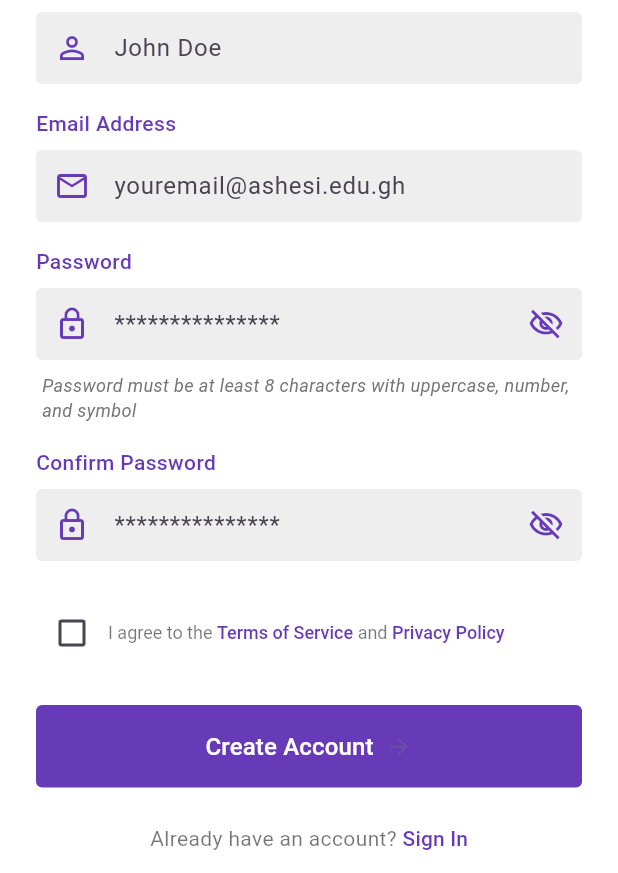
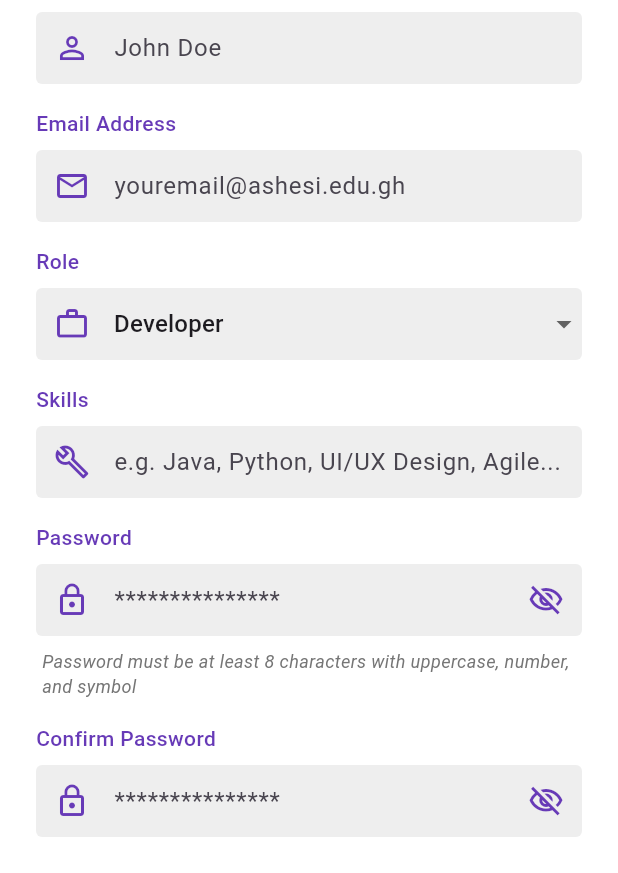
Before and after one commit to DaveSaah/collabhub, a Flutter app: the SignupScreen screen opened directly, on a phone screen of 412 x 824 dp, the part 363-1236 px from its top. Run offline on Flutter 3.47's test engine with Material 3 defaults, Android fonts, the phone set to English and light mode, and no system bars; our stand-ins replace cloud_firestore, firebase_auth, firebase_core; accounts and stored records are empty.

Commit message:
feat: update registration to add role and skills

```diff
--- a/lib/features/auth/signup_screen.dart
+++ b/lib/features/auth/signup_screen.dart
@@ -22,7 +22,20 @@ class _SignupScreenState extends State<SignupScreen> {
   final TextEditingController _passwordController = TextEditingController();
   final TextEditingController _confirmPasswordController =
       TextEditingController();
+  final TextEditingController _skillsController = TextEditingController();
   bool _acceptedTerms = false;
+
+  // Role selection
+  final List<String> _roleOptions = [
+    'Developer',
+    'Designer',
+    'Project Manager',
+    'Data Scientist',
+    'Other',
+  ];
+  String _selectedRole = 'Developer';
+  final TextEditingController _customRoleController = TextEditingController();
+  bool _showCustomRole = false;
 
   final AuthService _authService = AuthService();
 
@@ -50,13 +63,21 @@ class _SignupScreenState extends State<SignupScreen> {
     final email = _emailController.text.trim();
     final password = _passwordController.text;
     final confirmPassword = _confirmPasswordController.text;
+    final skills = _skillsController.text.trim();
+    final role =
+        _selectedRole == 'Other'
+            ? _customRoleController.text.trim()
+            : _selectedRole;
     UserCredential? userCredential;
 
     // Check if all fields are filled
     if (name.isEmpty ||
         email.isEmpty ||
         password.isEmpty ||
-        confirmPassword.isEmpty) {
+        confirmPassword.isEmpty ||
+        skills.isEmpty ||
+        (_selectedRole == 'Other' &&
+            _customRoleController.text.trim().isEmpty)) {
       showDialog(
         context: context,
         barrierDismissible: false,
@@ -150,11 +171,13 @@ class _SignupScreenState extends State<SignupScreen> {
       );
 
       try {
-        // Save name to Firestore
+        // Save user data to Firestore
         final uid = userCredential.user?.uid;
         await _firestore.collection('users').doc(uid).set({
           'name': name,
           'email': email,
+          'skills': skills,
+          'role': role,
           'createdAt': Timestamp.now(),
         });
 
@@ -247,6 +270,8 @@ class _SignupScreenState extends State<SignupScreen> {
     _emailController.dispose();
     _passwordController.dispose();
     _confirmPasswordController.dispose();
+    _skillsController.dispose();
+    _customRoleController.dispose();
     super.dispose();
   }
 
@@ -407,6 +432,114 @@ class _SignupScreenState extends State<SignupScreen> {
                       contentPadding: EdgeInsets.symmetric(vertical: 12),
                     ),
                     keyboardType: TextInputType.emailAddress,
+                  ),
+                ),
+                const SizedBox(height: 16),
+
+                // Role Label
+                const Text(
+                  "Role",
+                  style: TextStyle(
+                    fontSize: 14,
+                    fontWeight: FontWeight.w500,
+                    color: Colors.deepPurple,
+                  ),
+                ),
+                const SizedBox(height: 8),
+
+                // Role Dropdown
+                Container(
+                  decoration: BoxDecoration(
+                    color: Colors.grey.shade200,
+                    borderRadius: BorderRadius.circular(4),
+                  ),
+                  child: DropdownButtonFormField<String>(
+                    value: _selectedRole,
+                    decoration: const InputDecoration(
+                      border: InputBorder.none,
+                      prefixIcon: Icon(
+                        Icons.work_outline,
+                        color: Colors.deepPurple,
+                      ),
+                      contentPadding: EdgeInsets.symmetric(vertical: 12),
+                    ),
+                    items:
+                        _roleOptions.map((String role) {
+                          return DropdownMenuItem<String>(
+                            value: role,
+                            child: Text(role),
+                          );
+                        }).toList(),
+                    onChanged: (String? newValue) {
+                      setState(() {
+                        _selectedRole = newValue!;
+                        _showCustomRole = newValue == 'Other';
+                      });
+                    },
+                  ),
+                ),
+                const SizedBox(height: 16),
+
+                // Custom Role Input (conditionally visible)
+                if (_showCustomRole) ...[
+                  const Text(
+                    "Specify Role",
+                    style: TextStyle(
+                      fontSize: 14,
+                      fontWeight: FontWeight.w500,
+                      color: Colors.deepPurple,
+                    ),
+                  ),
+                  const SizedBox(height: 8),
+                  Container(
+                    decoration: BoxDecoration(
+                      color: Colors.grey.shade200,
+                      borderRadius: BorderRadius.circular(4),
+                    ),
+                    child: TextField(
+                      controller: _customRoleController,
+                      decoration: const InputDecoration(
+                        hintText: 'Enter your specific role',
+                        border: InputBorder.none,
+                        prefixIcon: Icon(
+                          Icons.edit_outlined,
+                          color: Colors.deepPurple,
+                        ),
+                        contentPadding: EdgeInsets.symmetric(vertical: 12),
+                      ),
+                    ),
+                  ),
+                  const SizedBox(height: 16),
+                ],
+
+                // Skills Label
+                const Text(
+                  "Skills",
+                  style: TextStyle(
+                    fontSize: 14,
+                    fontWeight: FontWeight.w500,
+                    color: Colors.deepPurple,
+                  ),
+                ),
+                const SizedBox(height: 8),
+
+                // Skills Input
+                Container(
+                  decoration: BoxDecoration(
+                    color: Colors.grey.shade200,
+                    borderRadius: BorderRadius.circular(4),
+                  ),
+                  child: TextField(
+                    controller: _skillsController,
+                    decoration: const InputDecoration(
+                      hintText: 'e.g. Java, Python, UI/UX Design, Agile...',
+                      border: InputBorder.none,
+                      prefixIcon: Icon(
+                        Icons.build_outlined,
+                        color: Colors.deepPurple,
+                      ),
+                      contentPadding: EdgeInsets.symmetric(vertical: 12),
+                    ),
                   ),
                 ),
                 const SizedBox(height: 16),
```
